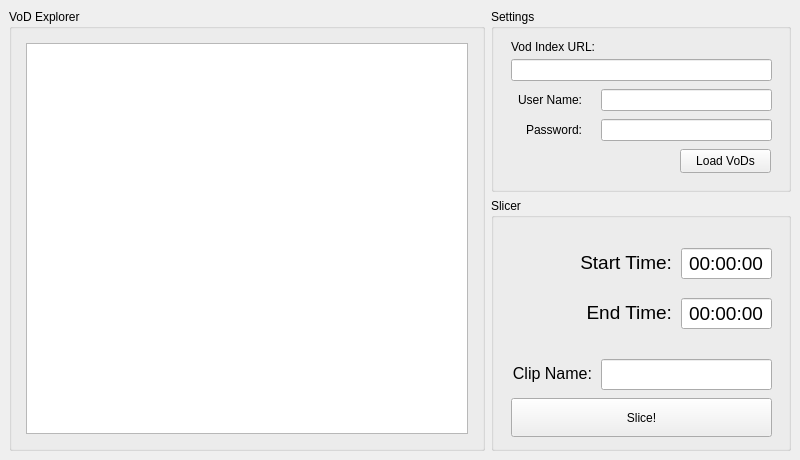
Qt form resources/ui/MainWindow.ui (chillfactor032/VodSlicer) before a commit.
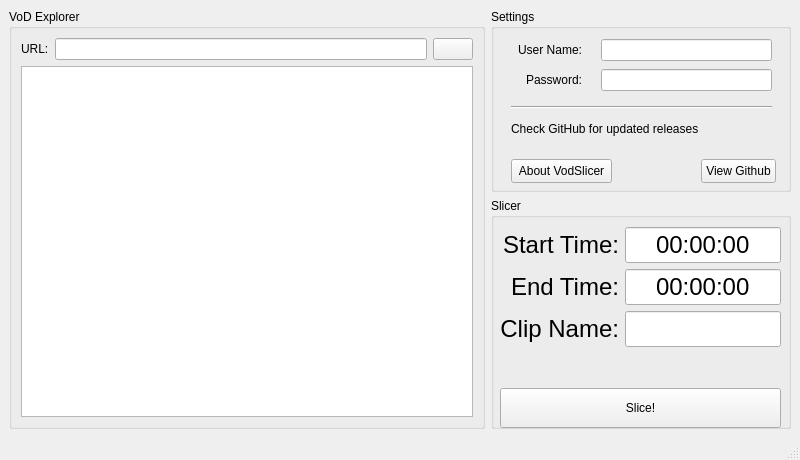
The same form after that commit.

Diff of the .ui file:
```diff
--- a/resources/ui/MainWindow.ui
+++ b/resources/ui/MainWindow.ui
@@ -40,20 +40,10 @@
       </property>
       <layout class="QGridLayout" name="gridLayout_3">
        <item row="0" column="0">
+        <layout class="QVBoxLayout" name="verticalLayout">
+         <item>
         <layout class="QGridLayout" name="gridLayout_2">
-         <property name="leftMargin">
-          <number>5</number>
-         </property>
-         <property name="topMargin">
-          <number>5</number>
-         </property>
-         <property name="rightMargin">
-          <number>5</number>
-         </property>
-         <property name="bottomMargin">
-          <number>5</number>
-         </property>
-         <item row="0" column="0">
+           <item row="1" column="0">
           <widget class="QListView" name="vod_list_view">
            <property name="sizePolicy">
             <sizepolicy hsizetype="Expanding" vsizetype="Expanding">
@@ -83,6 +73,29 @@
            </property>
           </widget>
          </item>
+           <item row="0" column="0">
+            <layout class="QHBoxLayout" name="horizontalLayout">
+             <item>
+              <widget class="QLabel" name="label_6">
+               <property name="text">
+                <string>URL:</string>
+               </property>
+              </widget>
+             </item>
+             <item>
+              <widget class="QLineEdit" name="vod_url_edit"/>
+             </item>
+             <item>
+              <widget class="QPushButton" name="save_button">
+               <property name="text">
+                <string/>
+               </property>
+              </widget>
+             </item>
+            </layout>
+           </item>
+          </layout>
+         </item>
         </layout>
        </item>
       </layout>
@@ -109,7 +122,7 @@
        <property name="geometry">
         <rect>
          <x>110</x>
-         <y>80</y>
+         <y>30</y>
          <width>171</width>
          <height>22</height>
         </rect>
@@ -125,7 +138,7 @@
        <property name="geometry">
         <rect>
          <x>20</x>
-         <y>80</y>
+         <y>30</y>
          <width>71</width>
          <height>21</height>
         </rect>
@@ -141,7 +154,7 @@
        <property name="geometry">
         <rect>
          <x>110</x>
-         <y>110</y>
+         <y>60</y>
          <width>171</width>
          <height>22</height>
         </rect>
@@ -157,7 +170,7 @@
        <property name="geometry">
         <rect>
          <x>20</x>
-         <y>110</y>
+         <y>60</y>
          <width>71</width>
          <height>21</height>
         </rect>
@@ -169,40 +182,56 @@
         <set>Qt::AlignRight|Qt::AlignTrailing|Qt::AlignVCenter</set>
        </property>
       </widget>
-      <widget class="QLabel" name="label_6">
+      <widget class="QLabel" name="label_2">
        <property name="geometry">
         <rect>
          <x>20</x>
-         <y>30</y>
-         <width>251</width>
+         <y>110</y>
+         <width>261</width>
+         <height>20</height>
+        </rect>
+       </property>
+       <property name="text">
+        <string>Check GitHub for updated releases</string>
+       </property>
+      </widget>
+      <widget class="QPushButton" name="github_button">
+       <property name="geometry">
+        <rect>
+         <x>210</x>
+         <y>150</y>
+         <width>75</width>
+         <height>24</height>
+        </rect>
+       </property>
+       <property name="text">
+        <string>View Github</string>
+       </property>
+      </widget>
+      <widget class="QPushButton" name="about_button">
+       <property name="geometry">
+        <rect>
+         <x>20</x>
+         <y>150</y>
+         <width>101</width>
+         <height>24</height>
+        </rect>
+       </property>
+       <property name="text">
+        <string>About VodSlicer</string>
+       </property>
+      </widget>
+      <widget class="Line" name="line">
+       <property name="geometry">
+        <rect>
+         <x>20</x>
+         <y>90</y>
+         <width>261</width>
          <height>16</height>
         </rect>
        </property>
-       <property name="text">
-        <string>Vod Index URL:</string>
-       </property>
-      </widget>
-      <widget class="QLineEdit" name="vod_url_edit">
-       <property name="geometry">
-        <rect>
-         <x>20</x>
-         <y>50</y>
-         <width>261</width>
-         <height>22</height>
-        </rect>
-       </property>
-      </widget>
-      <widget class="QPushButton" name="save_button">
-       <property name="geometry">
-        <rect>
-         <x>189</x>
-         <y>140</y>
-         <width>91</width>
-         <height>24</height>
-        </rect>
-       </property>
-       <property name="text">
-        <string>Load VoDs</string>
+       <property name="orientation">
+        <enum>Qt::Horizontal</enum>
        </property>
       </widget>
      </widget>
@@ -218,31 +247,29 @@
       <property name="title">
        <string>Slicer</string>
       </property>
-      <widget class="QPushButton" name="slice_button">
+      <widget class="QWidget" name="verticalLayoutWidget_2">
        <property name="geometry">
         <rect>
-         <x>20</x>
-         <y>200</y>
-         <width>261</width>
-         <height>39</height>
+         <x>9</x>
+         <y>19</y>
+         <width>281</width>
+         <height>211</height>
         </rect>
        </property>
-       <property name="text">
-        <string>Slice!</string>
-       </property>
-      </widget>
-      <widget class="QLabel" name="label">
-       <property name="geometry">
-        <rect>
-         <x>80</x>
-         <y>49</y>
-         <width>101</width>
-         <height>31</height>
-        </rect>
-       </property>
+       <layout class="QVBoxLayout" name="verticalLayout_2">
+        <property name="topMargin">
+         <number>10</number>
+        </property>
+        <item>
+         <layout class="QFormLayout" name="formLayout">
+          <property name="labelAlignment">
+           <set>Qt::AlignRight|Qt::AlignTrailing|Qt::AlignVCenter</set>
+          </property>
+          <item row="0" column="0">
+           <widget class="QLabel" name="startTimeLabel">
        <property name="font">
         <font>
-         <pointsize>14</pointsize>
+              <pointsize>18</pointsize>
         </font>
        </property>
        <property name="text">
@@ -252,18 +279,12 @@
         <set>Qt::AlignRight|Qt::AlignTrailing|Qt::AlignVCenter</set>
        </property>
       </widget>
+          </item>
+          <item row="0" column="1">
       <widget class="QLineEdit" name="start_time_edit">
-       <property name="geometry">
-        <rect>
-         <x>190</x>
-         <y>50</y>
-         <width>91</width>
-         <height>31</height>
-        </rect>
-       </property>
        <property name="font">
         <font>
-         <pointsize>14</pointsize>
+              <pointsize>18</pointsize>
         </font>
        </property>
        <property name="inputMask">
@@ -276,42 +297,12 @@
         <set>Qt::AlignCenter</set>
        </property>
       </widget>
-      <widget class="QLineEdit" name="end_time_edit">
-       <property name="geometry">
-        <rect>
-         <x>190</x>
-         <y>100</y>
-         <width>91</width>
-         <height>31</height>
-        </rect>
-       </property>
+          </item>
+          <item row="1" column="0">
+           <widget class="QLabel" name="endTimeLabel">
        <property name="font">
         <font>
-         <pointsize>14</pointsize>
-        </font>
-       </property>
-       <property name="inputMask">
-        <string>99:99:99</string>
-       </property>
-       <property name="text">
-        <string>00:00:00</string>
-       </property>
-       <property name="alignment">
-        <set>Qt::AlignCenter</set>
-       </property>
-      </widget>
-      <widget class="QLabel" name="label_2">
-       <property name="geometry">
-        <rect>
-         <x>60</x>
-         <y>99</y>
-         <width>121</width>
-         <height>31</height>
-        </rect>
-       </property>
-       <property name="font">
-        <font>
-         <pointsize>14</pointsize>
+              <pointsize>18</pointsize>
         </font>
        </property>
        <property name="text">
@@ -321,39 +312,30 @@
         <set>Qt::AlignRight|Qt::AlignTrailing|Qt::AlignVCenter</set>
        </property>
       </widget>
-      <widget class="QLineEdit" name="clip_name_edit">
-       <property name="geometry">
-        <rect>
-         <x>110</x>
-         <y>161</y>
-         <width>171</width>
-         <height>31</height>
-        </rect>
-       </property>
+          </item>
+          <item row="1" column="1">
+           <widget class="QLineEdit" name="end_time_edit">
        <property name="font">
         <font>
-         <pointsize>12</pointsize>
+              <pointsize>18</pointsize>
         </font>
        </property>
        <property name="inputMask">
-        <string/>
+             <string>99:99:99</string>
        </property>
        <property name="text">
-        <string/>
-       </property>
-      </widget>
-      <widget class="QLabel" name="label_3">
-       <property name="geometry">
-        <rect>
-         <x>10</x>
-         <y>160</y>
-         <width>91</width>
-         <height>31</height>
-        </rect>
-       </property>
+             <string>00:00:00</string>
+            </property>
+            <property name="alignment">
+             <set>Qt::AlignCenter</set>
+            </property>
+           </widget>
+          </item>
+          <item row="2" column="0">
+           <widget class="QLabel" name="clipNameLabel">
        <property name="font">
         <font>
-         <pointsize>12</pointsize>
+              <pointsize>18</pointsize>
         </font>
        </property>
        <property name="text">
@@ -363,10 +345,38 @@
         <set>Qt::AlignRight|Qt::AlignTrailing|Qt::AlignVCenter</set>
        </property>
       </widget>
+          </item>
+          <item row="2" column="1">
+           <widget class="QLineEdit" name="clip_name_edit">
+            <property name="font">
+             <font>
+              <pointsize>18</pointsize>
+             </font>
+            </property>
      </widget>
     </item>
    </layout>
-  </widget>
+        </item>
+        <item>
+         <widget class="QPushButton" name="slice_button">
+          <property name="minimumSize">
+           <size>
+            <width>0</width>
+            <height>40</height>
+           </size>
+          </property>
+          <property name="text">
+           <string>Slice!</string>
+          </property>
+         </widget>
+        </item>
+       </layout>
+      </widget>
+     </widget>
+    </item>
+   </layout>
+  </widget>
+  <widget class="QStatusBar" name="status_bar"/>
  </widget>
  <resources/>
  <connections/>
```
Lines whose indentation alone changed are shown as unchanged.
